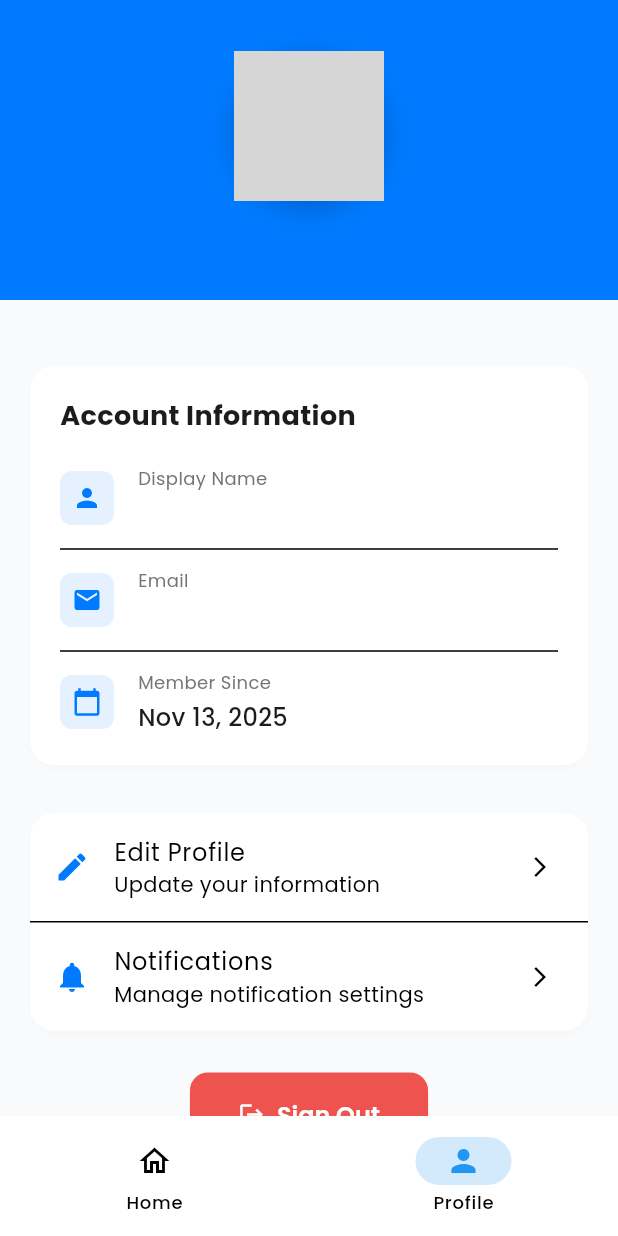
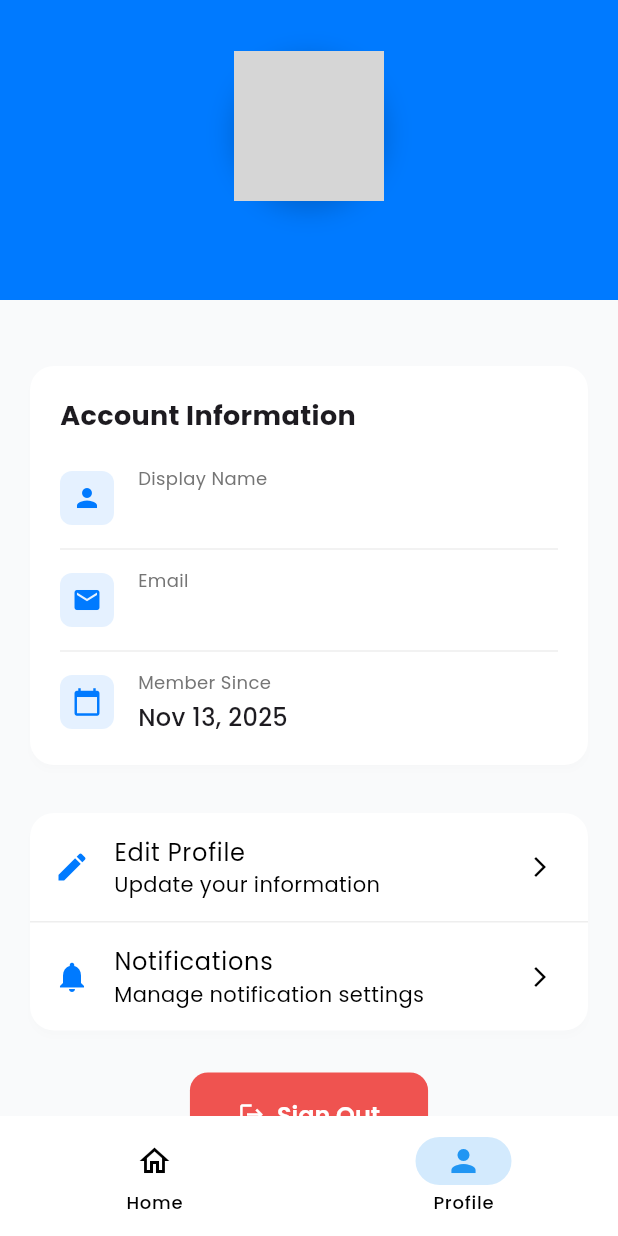
Before and after one commit to ParaDox-PDT/dictionarydox, a Flutter app: the screen it shows once a user with an empty profile is signed in, item 2 of the bottom bar chosen, on a phone screen of 412 x 824 dp. Run offline on Flutter 3.47's test engine with Material 3 defaults, Android fonts, the phone set to English and light mode, and no system bars; our stand-ins replace audioplayers, cached_network_image, carousel_slider, cloud_firestore, dartz, dio and 16 more; missing offline and left inert: universal_html; accounts and stored records are empty; generated files the repository leaves out were written again; network calls fail; grey boxes are pictures that could not be loaded.

Commit message:
fix: improve profile page UI with better splash effects and subtle dividers
- Added clipBehavior to SettingsCard to contain splash effects within border radius
- Changed divider colors to Colors.grey[200] for subtle appearance
- Applied consistent divider styling across AccountInfoCard and SettingsCard
- Improved Material Design 3 compliance

```diff
--- a/lib/src/presentation/pages/profile_page/widgets/account_info_card.dart
+++ b/lib/src/presentation/pages/profile_page/widgets/account_info_card.dart
@@ -34,13 +34,21 @@ class AccountInfoCard extends StatelessWidget {
               label: 'Display Name',
               value: user.displayName,
             ),
-            const Divider(height: 24),
+            Divider(
+              height: 24,
+              color: Colors.grey[200],
+              thickness: 1,
+            ),
             _InfoRow(
               icon: Icons.email,
               label: 'Email',
               value: user.email,
             ),
-            const Divider(height: 24),
+            Divider(
+              height: 24,
+              color: Colors.grey[200],
+              thickness: 1,
+            ),
             _InfoRow(
               icon: Icons.calendar_today,
               label: 'Member Since',
--- a/lib/src/presentation/pages/profile_page/widgets/settings_card.dart
+++ b/lib/src/presentation/pages/profile_page/widgets/settings_card.dart
@@ -7,6 +7,7 @@ class SettingsCard extends StatelessWidget {
   Widget build(BuildContext context) {
     return Card(
       elevation: 2,
+      clipBehavior: Clip.antiAlias,
       shape: RoundedRectangleBorder(
         borderRadius: BorderRadius.circular(16),
       ),
@@ -22,7 +23,11 @@ class SettingsCard extends StatelessWidget {
               );
             },
           ),
-          const Divider(height: 1),
+          Divider(
+            height: 1,
+            thickness: 1,
+            color: Colors.grey[200],
+          ),
           _SettingsTile(
             icon: Icons.notifications,
             title: 'Notifications',
```
